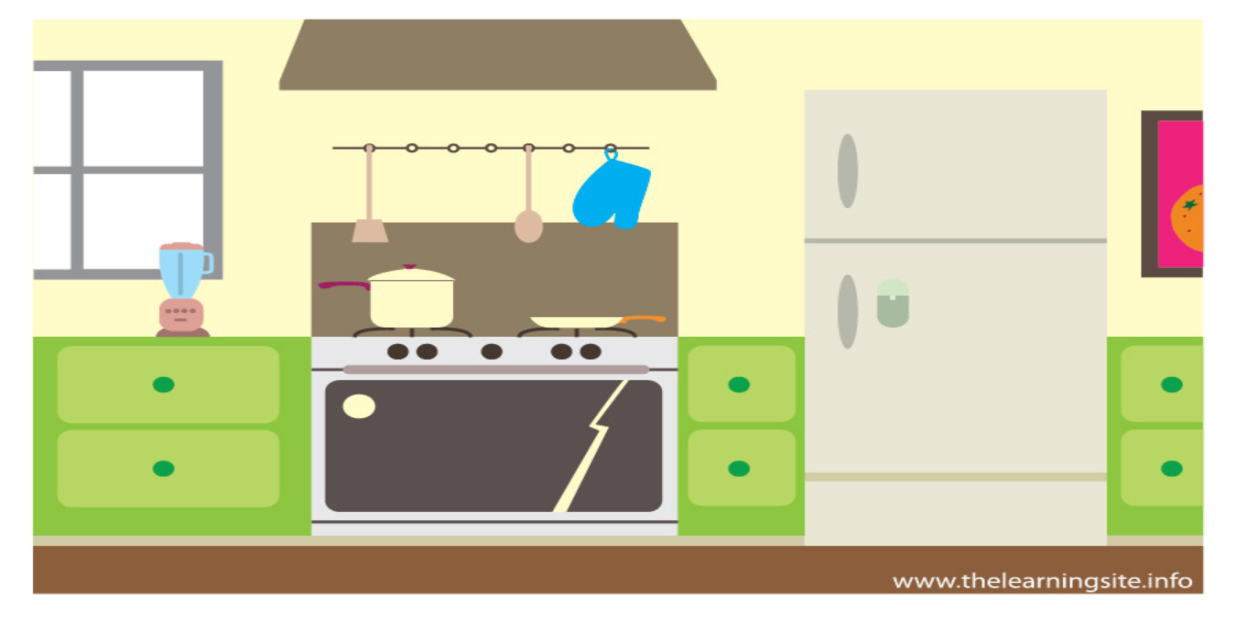
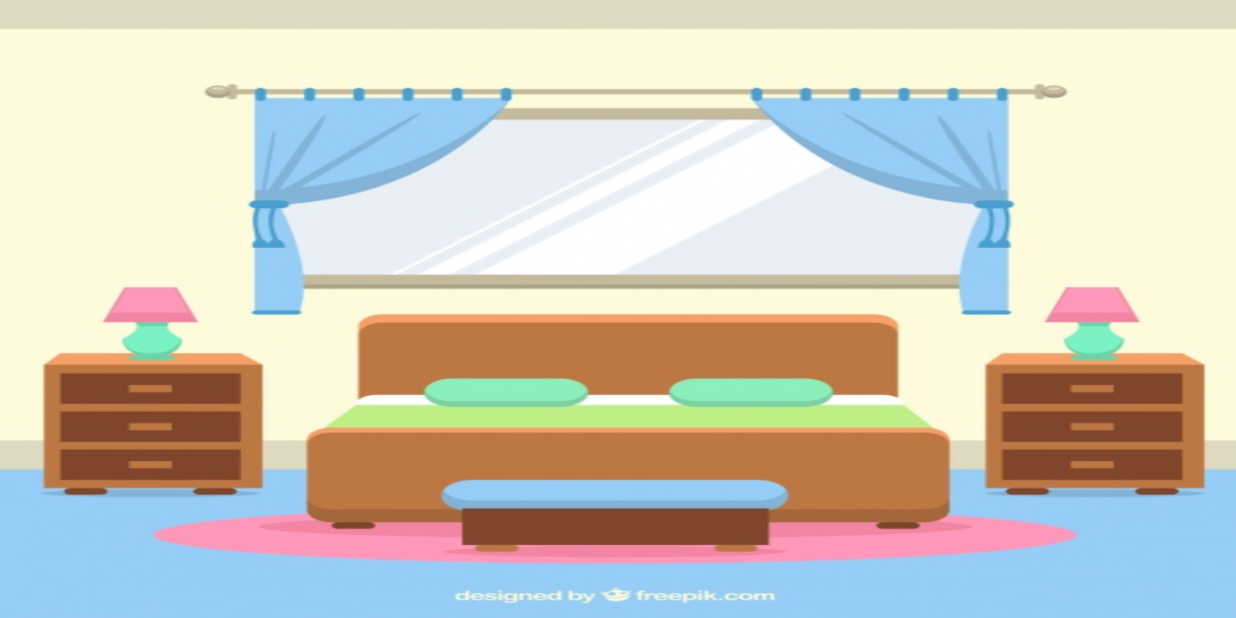
Before and after one commit to tkppro/Android-Project, an Android app: the LevelTwoActivity screen opened directly, with no data from a screen before it, on a phone screen of 824 x 412 dp (held sideways). Run offline under Robolectric (Android 15) with nearby library versions, the phone set to English and light mode, and no system bars.

Commit message:
level fixing

```diff
--- a/app/src/main/res/layout/activity_level_two.xml
+++ b/app/src/main/res/layout/activity_level_two.xml
@@ -4,7 +4,7 @@
     xmlns:tools="http://schemas.android.com/tools"
     android:layout_width="match_parent"
     android:layout_height="match_parent"
-    android:background="@drawable/kitchen_level"
+    android:background="@drawable/bedroom_level"
     tools:context="sourcecode.thangdang.finalproject.LevelTwoActivity">
 
 </android.support.constraint.ConstraintLayout>
--- a/app/src/main/res/layout/lose_dialog.xml
+++ b/app/src/main/res/layout/lose_dialog.xml
@@ -46,11 +46,11 @@
         android:layout_marginStart="8dp"
         android:fontFamily="casual"
         android:text="Time out"
+        android:textColor="#ffffff"
         android:textStyle="bold"
-        android:textColor="#ffffff"
         app:layout_constraintBottom_toBottomOf="parent"
         app:layout_constraintEnd_toEndOf="parent"
-        app:layout_constraintHorizontal_bias="0.552"
+        app:layout_constraintHorizontal_bias="0.658"
         app:layout_constraintStart_toStartOf="parent" />
 
     <Button
```
